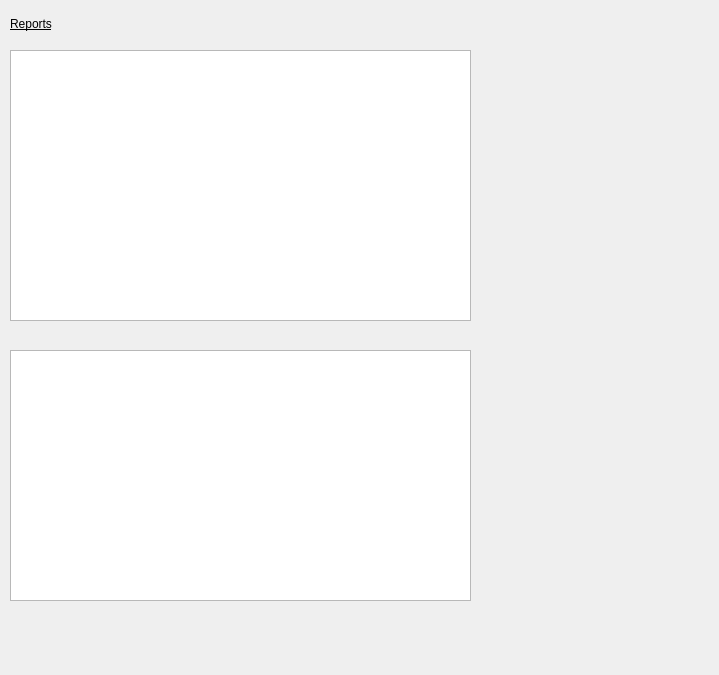
This is reports.ui in WNewsome/Pharmaceutical-Point-of-Sale as Qt 5 draws it before an edit. The edited form follows.
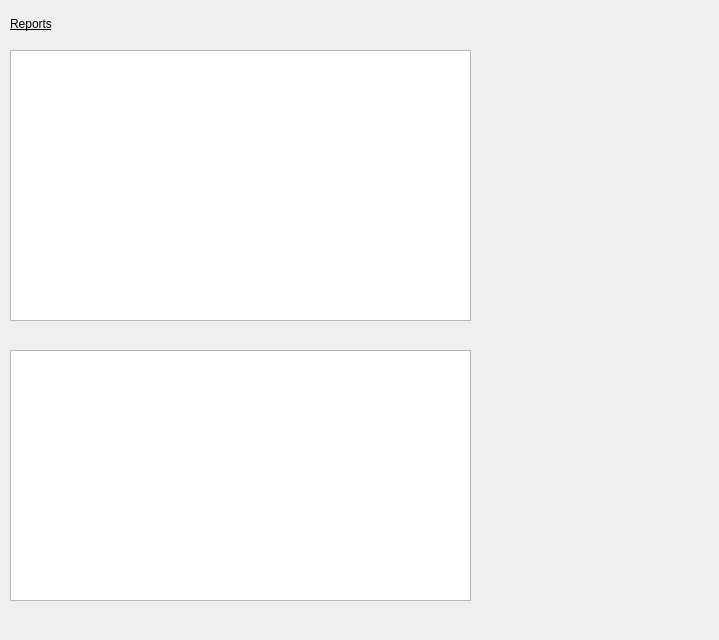
This is the edited form. Custom widgets are drawn as their Qt base class.

Diff of the .ui file:
```diff
--- a/reports.ui
+++ b/reports.ui
@@ -7,7 +7,7 @@
     <x>0</x>
     <y>0</y>
     <width>719</width>
-    <height>675</height>
+    <height>640</height>
    </rect>
   </property>
   <property name="windowTitle">
```
